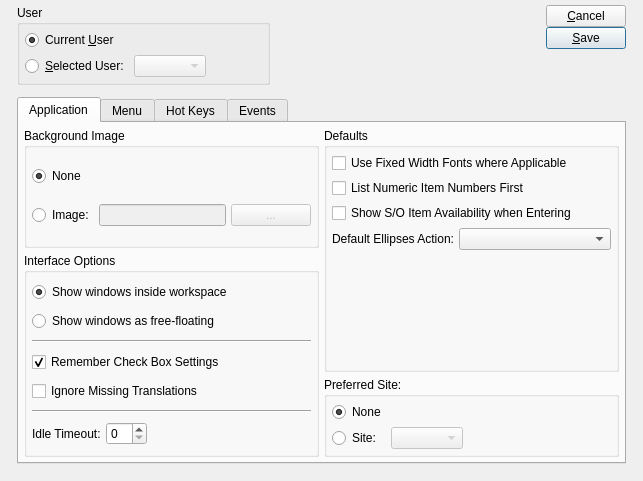
The window that guiclient/userPreferences.ui (Pegasus-RPG/xtuple-client) describes before a commit, drawn with Qt 5.
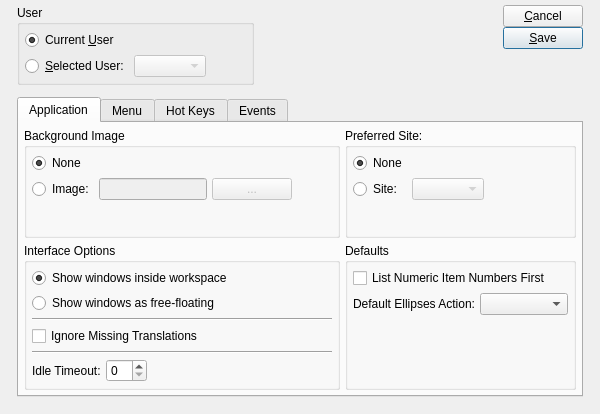
The same window after the commit. Custom widgets are drawn as their Qt base class.

Commit message: issue #7457:  Change preferences to sticky checbox.

```diff
--- a/guiclient/userPreferences.ui
+++ b/guiclient/userPreferences.ui
@@ -5,8 +5,8 @@
    <rect>
     <x>0</x>
     <y>0</y>
-    <width>643</width>
-    <height>481</height>
+    <width>600</width>
+    <height>414</height>
    </rect>
   </property>
   <property name="windowTitle" >
@@ -179,6 +179,10 @@
             <string>Background Image</string>
            </property>
            <layout class="QGridLayout" >
+            <item row="0" column="0" >
+             <layout class="QVBoxLayout" >
+              <item>
+               <layout class="QGridLayout" >
             <item row="0" column="0" colspan="2" >
              <widget class="QRadioButton" name="_noBackgroundImage" >
               <property name="text" >
@@ -215,93 +219,95 @@
                 </property>
                </widget>
               </item>
+                  <item>
+                   <spacer>
+                    <property name="orientation" >
+                     <enum>Qt::Horizontal</enum>
+                    </property>
+                    <property name="sizeHint" >
+                     <size>
+                      <width>40</width>
+                      <height>20</height>
+                     </size>
+                    </property>
+                   </spacer>
+                  </item>
+                 </layout>
+                </item>
+               </layout>
+              </item>
+              <item>
+               <spacer>
+                <property name="orientation" >
+                 <enum>Qt::Vertical</enum>
+                </property>
+                <property name="sizeHint" >
+                 <size>
+                  <width>20</width>
+                  <height>0</height>
+                 </size>
+                </property>
+               </spacer>
+              </item>
              </layout>
             </item>
            </layout>
           </widget>
          </item>
-         <item rowspan="2" row="0" column="1" >
-          <widget class="QGroupBox" name="_defaultsGroup" >
-           <property name="sizePolicy" >
-            <sizepolicy vsizetype="Preferred" hsizetype="Preferred" >
-             <horstretch>0</horstretch>
-             <verstretch>0</verstretch>
-            </sizepolicy>
-           </property>
+         <item row="0" column="1" >
+          <widget class="QGroupBox" name="_warehouseGroup" >
            <property name="title" >
-            <string>Defaults</string>
+            <string>Preferred Site:</string>
            </property>
            <layout class="QGridLayout" >
             <item row="0" column="0" >
-             <widget class="QCheckBox" name="_fixedWidthFonts" >
+             <layout class="QVBoxLayout" >
+              <item>
+               <layout class="QGridLayout" >
+                <item row="0" column="0" >
+                 <widget class="QRadioButton" name="_noWarehouse" >
               <property name="text" >
-               <string>Use Fixed Width Fonts where Applicable</string>
+                   <string>None</string>
+                  </property>
+                  <property name="checked" >
+                   <bool>true</bool>
               </property>
              </widget>
             </item>
             <item row="1" column="0" >
-             <widget class="QCheckBox" name="_listNumericItemsFirst" >
+                 <widget class="QRadioButton" name="_selectedWarehouse" >
               <property name="text" >
-               <string>List Numeric Item Numbers First</string>
+                   <string>Site:</string>
               </property>
              </widget>
             </item>
-            <item row="2" column="0" >
-             <widget class="QCheckBox" name="_showSoitemAvailability" >
-              <property name="text" >
-               <string>Show S/O Item Availability when Entering</string>
-              </property>
-             </widget>
-            </item>
-            <item row="3" column="0" >
+                <item row="1" column="1" >
              <layout class="QHBoxLayout" >
-              <property name="spacing" >
-               <number>5</number>
-              </property>
-              <property name="leftMargin" >
-               <number>0</number>
-              </property>
-              <property name="topMargin" >
-               <number>0</number>
-              </property>
-              <property name="rightMargin" >
-               <number>0</number>
-              </property>
-              <property name="bottomMargin" >
-               <number>0</number>
-              </property>
               <item>
-               <widget class="QLabel" name="_ellipsesActionLit" >
-                <property name="sizePolicy" >
-                 <sizepolicy vsizetype="Preferred" hsizetype="Minimum" >
-                  <horstretch>0</horstretch>
-                  <verstretch>0</verstretch>
-                 </sizepolicy>
-                </property>
-                <property name="text" >
-                 <string>Default Ellipses Action:</string>
-                </property>
-                <property name="alignment" >
-                 <set>Qt::AlignRight|Qt::AlignTrailing|Qt::AlignVCenter</set>
-                </property>
-                <property name="buddy" >
-                 <cstring>_ellipsesAction</cstring>
-                </property>
+                   <widget class="WComboBox" name="_warehouse" >
+                    <property name="enabled" >
+                     <bool>false</bool>
+                    </property>
                </widget>
               </item>
               <item>
-               <widget class="XComboBox" name="_ellipsesAction" >
-                <property name="sizePolicy" >
-                 <sizepolicy vsizetype="Fixed" hsizetype="MinimumExpanding" >
-                  <horstretch>0</horstretch>
-                  <verstretch>0</verstretch>
-                 </sizepolicy>
-                </property>
-               </widget>
+                   <spacer>
+                    <property name="orientation" >
+                     <enum>Qt::Horizontal</enum>
+                    </property>
+                    <property name="sizeHint" >
+                     <size>
+                      <width>40</width>
+                      <height>20</height>
+                     </size>
+                    </property>
+                   </spacer>
               </item>
              </layout>
             </item>
-            <item row="4" column="0" >
+               </layout>
+              </item>
+              <item>
              <spacer>
               <property name="orientation" >
                <enum>Qt::Vertical</enum>
@@ -309,15 +315,17 @@
               <property name="sizeHint" >
                <size>
                 <width>20</width>
-                <height>40</height>
+                  <height>0</height>
                </size>
               </property>
              </spacer>
             </item>
            </layout>
+            </item>
+           </layout>
           </widget>
          </item>
-         <item rowspan="2" row="1" column="0" >
+         <item row="1" column="0" >
           <widget class="QGroupBox" name="_interfaceGroup" >
            <property name="title" >
             <string>Interface Options</string>
@@ -348,23 +356,20 @@
              </widget>
             </item>
             <item row="3" column="0" colspan="3" >
-             <widget class="QCheckBox" name="_rememberCheckBoxes" >
+             <widget class="QCheckBox" name="_ignoreTranslation" >
               <property name="text" >
-               <string>Remember Check Box Settings</string>
-              </property>
-              <property name="checked" >
-               <bool>true</bool>
+               <string>Ignore Missing Translations</string>
               </property>
              </widget>
             </item>
-            <item row="5" column="0" colspan="3" >
+            <item row="4" column="0" colspan="3" >
              <widget class="Line" name="line_2" >
               <property name="orientation" >
                <enum>Qt::Horizontal</enum>
               </property>
              </widget>
             </item>
-            <item row="6" column="0" >
+            <item row="5" column="0" >
              <widget class="QLabel" name="_idleTimeoutLit" >
               <property name="text" >
                <string>Idle Timeout:</string>
@@ -374,10 +379,10 @@
               </property>
              </widget>
             </item>
-            <item row="6" column="1" >
+            <item row="5" column="1" >
              <widget class="QSpinBox" name="_idleTimeout" />
             </item>
-            <item row="6" column="2" >
+            <item row="5" column="2" >
              <spacer>
               <property name="orientation" >
                <enum>Qt::Horizontal</enum>
@@ -390,63 +395,85 @@
               </property>
              </spacer>
             </item>
-            <item row="4" column="0" colspan="3" >
-             <widget class="QCheckBox" name="_ignoreTranslation" >
-              <property name="text" >
-               <string>Ignore Missing Translations</string>
-              </property>
-             </widget>
-            </item>
            </layout>
           </widget>
          </item>
-         <item row="2" column="1" >
-          <widget class="QGroupBox" name="_warehouseGroup" >
-           <property name="sizePolicy" >
-            <sizepolicy vsizetype="Fixed" hsizetype="Minimum" >
-             <horstretch>0</horstretch>
-             <verstretch>0</verstretch>
-            </sizepolicy>
-           </property>
+         <item row="1" column="1" >
+          <widget class="QGroupBox" name="_defaultsGroup" >
            <property name="title" >
-            <string>Preferred Site:</string>
+            <string>Defaults</string>
            </property>
            <layout class="QGridLayout" >
             <item row="0" column="0" >
-             <widget class="QRadioButton" name="_noWarehouse" >
+             <layout class="QVBoxLayout" >
+              <item>
+               <layout class="QVBoxLayout" >
+                <item>
+                 <widget class="QCheckBox" name="_listNumericItemsFirst" >
               <property name="text" >
-               <string>None</string>
-              </property>
-              <property name="checked" >
-               <bool>true</bool>
-              </property>
-             </widget>
-            </item>
-            <item row="1" column="0" >
-             <widget class="QRadioButton" name="_selectedWarehouse" >
-              <property name="text" >
-               <string>Site:</string>
-              </property>
-             </widget>
-            </item>
-            <item row="1" column="1" >
+                   <string>List Numeric Item Numbers First</string>
+                  </property>
+                 </widget>
+                </item>
+                <item>
              <layout class="QHBoxLayout" >
+                  <property name="spacing" >
+                   <number>5</number>
+                  </property>
+                  <property name="leftMargin" >
+                   <number>0</number>
+                  </property>
+                  <property name="topMargin" >
+                   <number>0</number>
+                  </property>
+                  <property name="rightMargin" >
+                   <number>0</number>
+                  </property>
+                  <property name="bottomMargin" >
+                   <number>0</number>
+                  </property>
               <item>
-               <widget class="WComboBox" name="_warehouse" >
-                <property name="enabled" >
-                 <bool>false</bool>
-                </property>
-               </widget>
+                   <widget class="QLabel" name="_ellipsesActionLit" >
+                    <property name="sizePolicy" >
+                     <sizepolicy vsizetype="Preferred" hsizetype="Minimum" >
+                      <horstretch>0</horstretch>
+                      <verstretch>0</verstretch>
+                     </sizepolicy>
+                    </property>
+                    <property name="text" >
+                     <string>Default Ellipses Action:</string>
+                    </property>
+                    <property name="alignment" >
+                     <set>Qt::AlignRight|Qt::AlignTrailing|Qt::AlignVCenter</set>
+                    </property>
+                    <property name="buddy" >
+                     <cstring>_ellipsesAction</cstring>
+                    </property>
+                   </widget>
+                  </item>
+                  <item>
+                   <widget class="XComboBox" name="_ellipsesAction" >
+                    <property name="sizePolicy" >
+                     <sizepolicy vsizetype="Fixed" hsizetype="MinimumExpanding" >
+                      <horstretch>0</horstretch>
+                      <verstretch>0</verstretch>
+                     </sizepolicy>
+                    </property>
+                   </widget>
+                  </item>
+                 </layout>
+                </item>
+               </layout>
               </item>
               <item>
                <spacer>
                 <property name="orientation" >
-                 <enum>Qt::Horizontal</enum>
+                 <enum>Qt::Vertical</enum>
                 </property>
                 <property name="sizeHint" >
                  <size>
-                  <width>40</width>
-                  <height>20</height>
+                  <width>20</width>
+                  <height>40</height>
                  </size>
                 </property>
                </spacer>
@@ -616,7 +643,7 @@
            <property name="sizeHint" >
             <size>
              <width>50</width>
-             <height>271</height>
+             <height>20</height>
             </size>
            </property>
           </spacer>
@@ -1055,7 +1082,7 @@
            <property name="sizeHint" >
             <size>
              <width>381</width>
-             <height>40</height>
+             <height>0</height>
             </size>
            </property>
           </spacer>
```
Left out of the diff: 4 changed lines with no effect on the pictures. Lines whose indentation alone changed are shown as unchanged. The commit also changes 11 other files.
